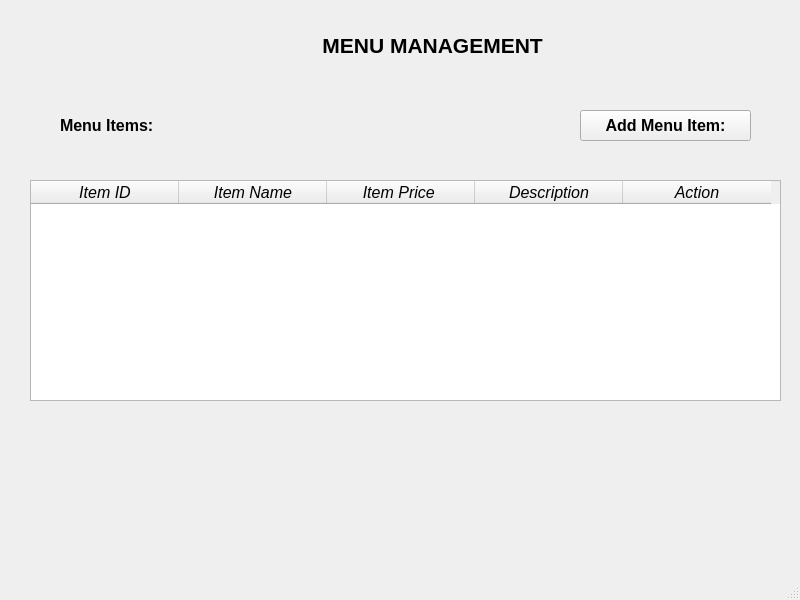
The window that RMS_qt/menu.ui (dev-pratik02/RMS) describes before a commit, drawn with Qt 5.
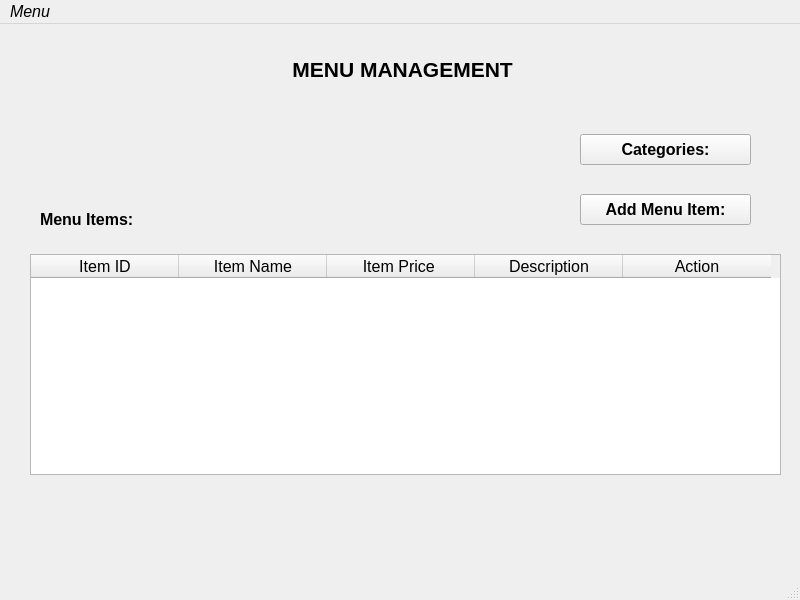
The same window after the commit.

```diff
--- a/RMS_qt/menu.ui
+++ b/RMS_qt/menu.ui
@@ -12,6 +12,7 @@
   </property>
   <property name="font">
    <font>
+    <family>Arial</family>
     <pointsize>12</pointsize>
     <italic>true</italic>
    </font>
@@ -23,7 +24,7 @@
    <widget class="QLabel" name="MENUMANAGEMENT">
     <property name="geometry">
      <rect>
-      <x>300</x>
+      <x>270</x>
       <y>20</y>
       <width>271</width>
       <height>51</height>
@@ -47,14 +48,15 @@
    <widget class="QLabel" name="menuitems">
     <property name="geometry">
      <rect>
-      <x>60</x>
-      <y>110</y>
+      <x>40</x>
+      <y>180</y>
       <width>121</width>
       <height>31</height>
      </rect>
     </property>
     <property name="font">
      <font>
+      <family>Arial</family>
       <pointsize>12</pointsize>
       <italic>false</italic>
       <bold>true</bold>
@@ -68,13 +70,14 @@
     <property name="geometry">
      <rect>
       <x>580</x>
-      <y>110</y>
+      <y>170</y>
       <width>171</width>
       <height>31</height>
      </rect>
     </property>
     <property name="font">
      <font>
+      <family>Arial</family>
       <pointsize>12</pointsize>
       <italic>false</italic>
       <bold>true</bold>
@@ -91,7 +94,7 @@
     <property name="geometry">
      <rect>
       <x>30</x>
-      <y>180</y>
+      <y>230</y>
       <width>751</width>
       <height>221</height>
      </rect>
@@ -110,12 +113,13 @@
     </property>
     <property name="font">
      <font>
+      <family>Arial</family>
       <pointsize>12</pointsize>
-      <italic>true</italic>
+      <italic>false</italic>
       <bold>false</bold>
       <strikeout>false</strikeout>
       <stylestrategy>PreferDefault</stylestrategy>
-      <kerning>true</kerning>
+      <kerning>false</kerning>
       <hintingpreference>PreferDefaultHinting</hintingpreference>
      </font>
     </property>
@@ -166,6 +170,27 @@
      </property>
     </column>
    </widget>
+   <widget class="QPushButton" name="btn_category">
+    <property name="geometry">
+     <rect>
+      <x>580</x>
+      <y>110</y>
+      <width>171</width>
+      <height>31</height>
+     </rect>
+    </property>
+    <property name="font">
+     <font>
+      <family>Arial</family>
+      <pointsize>12</pointsize>
+      <italic>false</italic>
+      <bold>true</bold>
+     </font>
+    </property>
+    <property name="text">
+     <string>Categories:</string>
+    </property>
+   </widget>
   </widget>
   <widget class="QMenuBar" name="menubar">
    <property name="geometry">
@@ -173,9 +198,15 @@
      <x>0</x>
      <y>0</y>
      <width>800</width>
-     <height>27</height>
+     <height>23</height>
     </rect>
    </property>
+   <widget class="QMenu" name="menuMenu">
+    <property name="title">
+     <string>Menu</string>
+    </property>
+   </widget>
+   <addaction name="menuMenu"/>
   </widget>
   <widget class="QStatusBar" name="statusbar"/>
  </widget>
```
